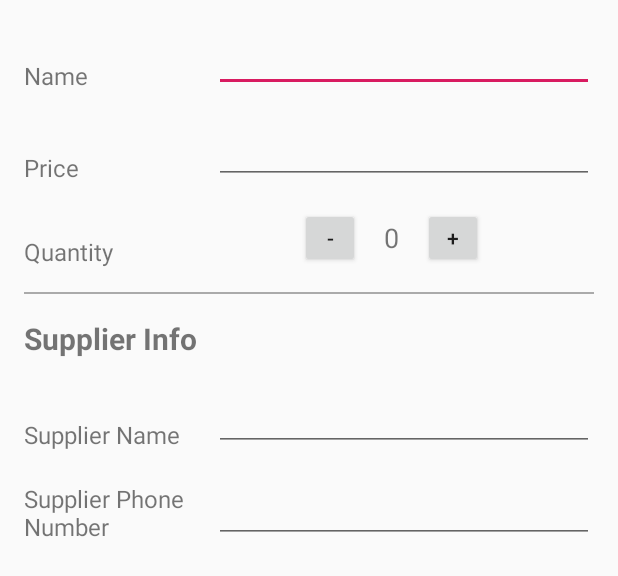
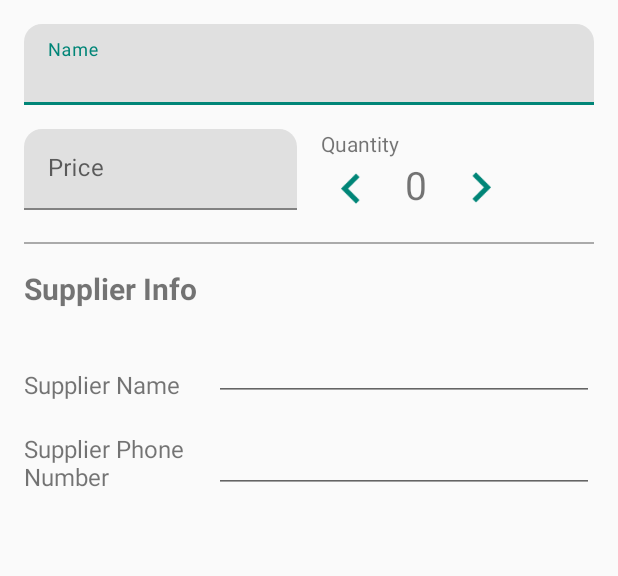
Before and after one commit to LuizPelegrini/ABND_P7, an Android app: the layout details_layout.xml on its own in the app's theme, with its tools: preview values and no code run, on a phone screen of 412 x 824 dp. Shown: the top 576 px of the screen. Run offline under Robolectric (Android 15) with nearby library versions, the phone set to English and light mode, and no system bars.

Commit message:
Setup new UI for the product quantity and use TextInputLayout widget for edit texts

```diff
--- a/app/src/main/java/com/example/android/abnd_p7/DetailsActivity.java
+++ b/app/src/main/java/com/example/android/abnd_p7/DetailsActivity.java
@@ -3,22 +3,42 @@ package com.example.android.abnd_p7;
 import android.content.ContentUris;
 import android.content.Intent;
 import android.os.Bundle;
-import android.support.design.widget.FloatingActionButton;
-import android.support.design.widget.Snackbar;
 import android.support.v7.app.AppCompatActivity;
-import android.support.v7.widget.Toolbar;
 import android.util.Log;
 import android.view.Menu;
 import android.view.MenuItem;
 import android.view.View;
+import android.widget.ImageView;
+import android.widget.TextView;
+
+import butterknife.BindView;
+import butterknife.ButterKnife;
 
 public class DetailsActivity extends AppCompatActivity {
+
+    @BindView(R.id.decrease_quantity_button) ImageView mDecreaseQuantityImageView;
+    @BindView(R.id.increase_quantity_button) ImageView mIncreaseQuantityImageView;
+    @BindView(R.id.quantity_text) TextView mProductQuantityTextView;
 
     @Override
     protected void onCreate(Bundle savedInstanceState) {
         super.onCreate(savedInstanceState);
         setContentView(R.layout.details_layout);
+        ButterKnife.bind(this);
 
+        mDecreaseQuantityImageView.setOnClickListener(new View.OnClickListener() {
+            @Override
+            public void onClick(View view) {
+                mProductQuantityTextView.setText("0");
+            }
+        });
+
+        mIncreaseQuantityImageView.setOnClickListener(new View.OnClickListener() {
+            @Override
+            public void onClick(View view) {
+                mProductQuantityTextView.setText("1");
+            }
+        });
         // Gets a possible intent coming from the MainActivity
         // TODO: Query the database using a loader to retrieve info from the product
         Intent intent = getIntent();
--- a/app/src/main/res/layout/details_layout.xml
+++ b/app/src/main/res/layout/details_layout.xml
@@ -4,106 +4,117 @@
     xmlns:tools="http://schemas.android.com/tools"
     android:layout_width="match_parent"
     android:layout_height="match_parent"
+    android:layout_marginStart="16dp"
+    android:layout_marginEnd="16dp"
     android:orientation="vertical"
     tools:context=".DetailsActivity">
+
+    <android.support.design.widget.TextInputLayout
+        android:layout_width="match_parent"
+        android:layout_height="wrap_content"
+        android:layout_marginTop="16dp"
+        android:hint="@string/product_name"
+        style="@style/TextInputLayoutStyle">
+        <android.support.design.widget.TextInputEditText
+            android:id="@+id/name_edit_text"
+            android:layout_width="match_parent"
+            android:layout_height="match_parent"
+            android:singleLine="true"/>
+    </android.support.design.widget.TextInputLayout>
 
     <LinearLayout
         android:layout_width="match_parent"
         android:layout_height="wrap_content"
         android:orientation="horizontal"
-        android:layout_marginTop="16dp"
-        android:layout_marginLeft="16dp"
-        android:layout_marginRight="16dp">
-        <TextView
+        android:layout_marginTop="16dp">
+
+        <android.support.design.widget.TextInputLayout
             android:layout_width="0dp"
             android:layout_height="wrap_content"
             android:layout_weight="1"
-            android:textSize="16sp"
-            android:layout_gravity="bottom"
-            android:text="@string/product_name"/>
-        <EditText
-            android:id="@+id/name_edit_text"
+            android:layout_marginRight="16dp"
+            android:layout_marginEnd="16dp"
+            android:hint="@string/product_price"
+            style="@style/TextInputLayoutStyle">
+            <android.support.design.widget.TextInputEditText
+                android:id="@+id/price_edit_text"
+                android:layout_width="match_parent"
+                android:layout_height="match_parent"
+                android:singleLine="true"/>
+        </android.support.design.widget.TextInputLayout>
+
+        <!--<android.support.design.widget.TextInputLayout-->
+            <!--android:layout_width="0dp"-->
+            <!--android:layout_height="wrap_content"-->
+            <!--android:layout_weight="1"-->
+            <!--android:hint="@string/product_name"-->
+            <!--style="@style/TextInputLayoutStyle">-->
+            <!--<android.support.design.widget.TextInputEditText-->
+                <!--android:id="@+id/quantity_edit_text"-->
+                <!--android:layout_width="match_parent"-->
+                <!--android:layout_height="match_parent"/>-->
+        <!--</android.support.design.widget.TextInputLayout>-->
+
+        <LinearLayout
             android:layout_width="0dp"
             android:layout_height="wrap_content"
-            android:layout_weight="2" />
-    </LinearLayout>
+            android:layout_weight="1"
+            android:orientation="vertical">
 
+            <TextView
+                android:layout_width="match_parent"
+                android:layout_height="wrap_content"
+                android:textSize="14sp"
+                android:layout_gravity="bottom"
+                android:text="@string/product_quantity"/>
             <LinearLayout
                 android:layout_width="match_parent"
                 android:layout_height="wrap_content"
-        android:orientation="horizontal"
-        android:layout_marginTop="16dp"
-        android:layout_marginLeft="16dp"
-        android:layout_marginRight="16dp">
-        <TextView
-            android:layout_width="0dp"
-            android:layout_height="wrap_content"
-            android:layout_weight="1"
-            android:textSize="16sp"
-            android:layout_gravity="bottom"
-            android:text="@string/product_price"/>
-        <EditText
-            android:id="@+id/price_edit_text"
-            android:layout_width="0dp"
-            android:layout_height="wrap_content"
-            android:layout_weight="2" />
-    </LinearLayout>
-
-    <LinearLayout
-        android:layout_width="match_parent"
-        android:layout_height="wrap_content"
-        android:orientation="horizontal"
-        android:layout_marginTop="16dp"
-        android:layout_marginLeft="16dp"
-        android:layout_marginRight="16dp">
-        <TextView
-            android:layout_width="0dp"
-            android:layout_height="wrap_content"
-            android:layout_weight="1"
-            android:textSize="16sp"
-            android:layout_gravity="bottom"
-            android:text="@string/product_quantity"/>
-        <LinearLayout
-            android:layout_width="0dp"
-            android:layout_height="wrap_content"
-            android:layout_weight="2"
-            android:gravity="center"
                 android:orientation="horizontal">
 
-            <Button
+                <ImageView
                     android:id="@+id/decrease_quantity_button"
                     android:layout_width="40dp"
                     android:layout_height="40dp"
-                android:layout_marginRight="16dp"
-                android:layout_marginEnd="16dp"
-                android:text="-"/>
+                    android:src="@drawable/ic_keyboard_arrow_right"
+                    android:tint="@color/colorPrimary"
+                    android:rotation="180"/>
 
                 <TextView
                     android:id="@+id/quantity_text"
                     android:layout_width="wrap_content"
-                android:layout_height="wrap_content"
+                    android:layout_height="match_parent"
                     android:layout_marginRight="16dp"
                     android:layout_marginEnd="16dp"
-                android:textSize="18sp"
-                tools:text="0"/>
+                    android:layout_marginLeft="16dp"
+                    android:layout_marginStart="16dp"
+                    android:textSize="26sp"
+                    android:text="0"/>
 
-            <Button
+                <ImageView
                     android:id="@+id/increase_quantity_button"
                     android:layout_width="40dp"
                     android:layout_height="40dp"
-                android:layout_marginRight="16dp"
-                android:layout_marginEnd="16dp"
-                android:text="+"/>
+                    android:src="@drawable/ic_keyboard_arrow_right"
+                    android:tint="@color/colorPrimary"/>
+                <!--<Button-->
+                <!--android:id="@+id/increase_quantity_button"-->
+                <!--android:layout_width="40dp"-->
+                <!--android:layout_height="40dp"-->
+                <!--android:layout_marginRight="16dp"-->
+                <!--android:layout_marginEnd="16dp"-->
+                <!--android:text="+"/>-->
             </LinearLayout>
         </LinearLayout>
+    </LinearLayout>
+
+
 
     <View
         android:layout_width="match_parent"
         android:layout_height="1dp"
         android:background="@android:color/darker_gray"
-        android:layout_marginTop="16dp"
-        android:layout_marginRight="16dp"
-        android:layout_marginLeft="16dp"/>
+        android:layout_marginTop="16dp"/>
 
     <TextView
         android:layout_width="wrap_content"
@@ -111,8 +122,6 @@
         android:textSize="20sp"
         android:textStyle="bold"
         android:layout_marginTop="16dp"
-        android:layout_marginLeft="16dp"
-        android:layout_marginStart="16dp"
         android:text="@string/supplier_info_title" />
 
     <!-- Supplier info -->
@@ -120,9 +129,7 @@
         android:layout_width="match_parent"
         android:layout_height="wrap_content"
         android:orientation="horizontal"
-        android:layout_marginTop="16dp"
-        android:layout_marginLeft="16dp"
-        android:layout_marginRight="16dp">
+        android:layout_marginTop="16dp">
         <TextView
             android:layout_width="0dp"
             android:layout_height="wrap_content"
@@ -140,9 +147,7 @@
         android:layout_width="match_parent"
         android:layout_height="wrap_content"
         android:orientation="horizontal"
-        android:layout_marginTop="16dp"
-        android:layout_marginLeft="16dp"
-        android:layout_marginRight="16dp">
+        android:layout_marginTop="16dp">
         <TextView
             android:layout_width="0dp"
             android:layout_height="wrap_content"
--- a/app/src/main/res/values/styles.xml
+++ b/app/src/main/res/values/styles.xml
@@ -17,4 +17,10 @@
 
     <style name="AppTheme.PopupOverlay" parent="ThemeOverlay.AppCompat.Light" />
 
+    <style name="TextInputLayoutStyle" parent="Widget.MaterialComponents.TextInputLayout.FilledBox.Dense">
+        <!--<item name="boxBackgroundColor">@color/colorPrimary</item>-->
+        <item name="boxCornerRadiusTopStart">12dp</item>
+        <item name="boxCornerRadiusTopEnd">12dp</item>
+    </style>
+
 </resources>
```
Also changed, not shown: app/src/main/res/drawable-hdpi/ic_keyboard_arrow_right.png (added), app/src/main/res/drawable-mdpi/ic_keyboard_arrow_right.png (added), app/src/main/res/drawable-xhdpi/ic_keyboard_arrow_right.png (added), app/src/main/res/drawable-xxhdpi/ic_keyboard_arrow_right.png (added), app/src/main/res/drawable-xxxhdpi/ic_keyboard_arrow_right.png (added). Lines whose indentation alone changed are shown as unchanged.
